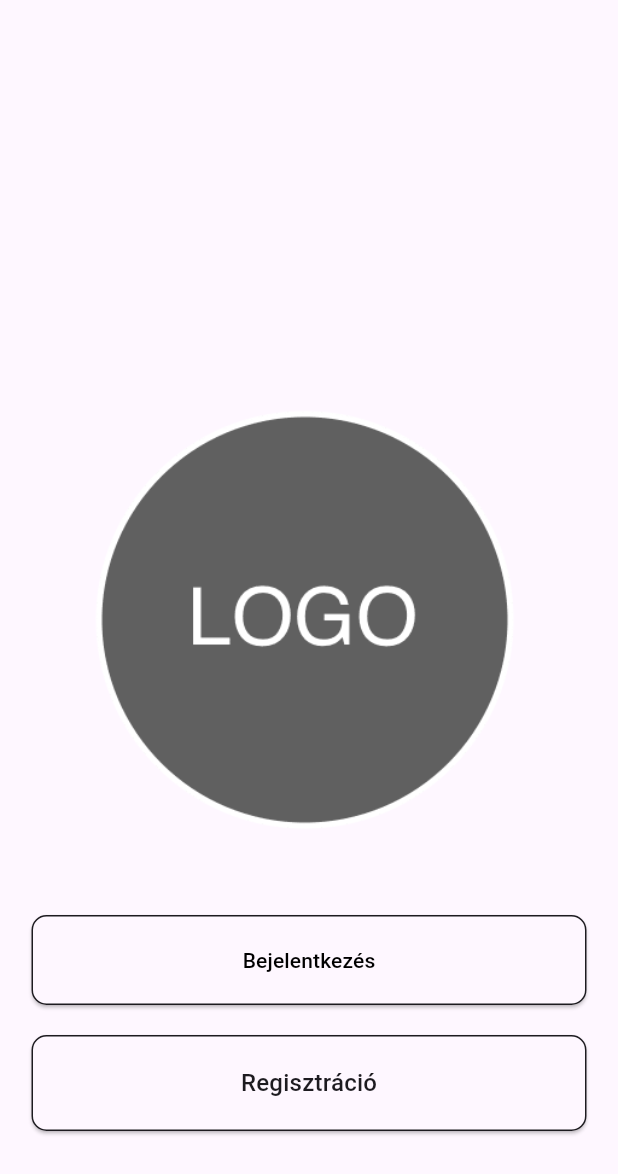
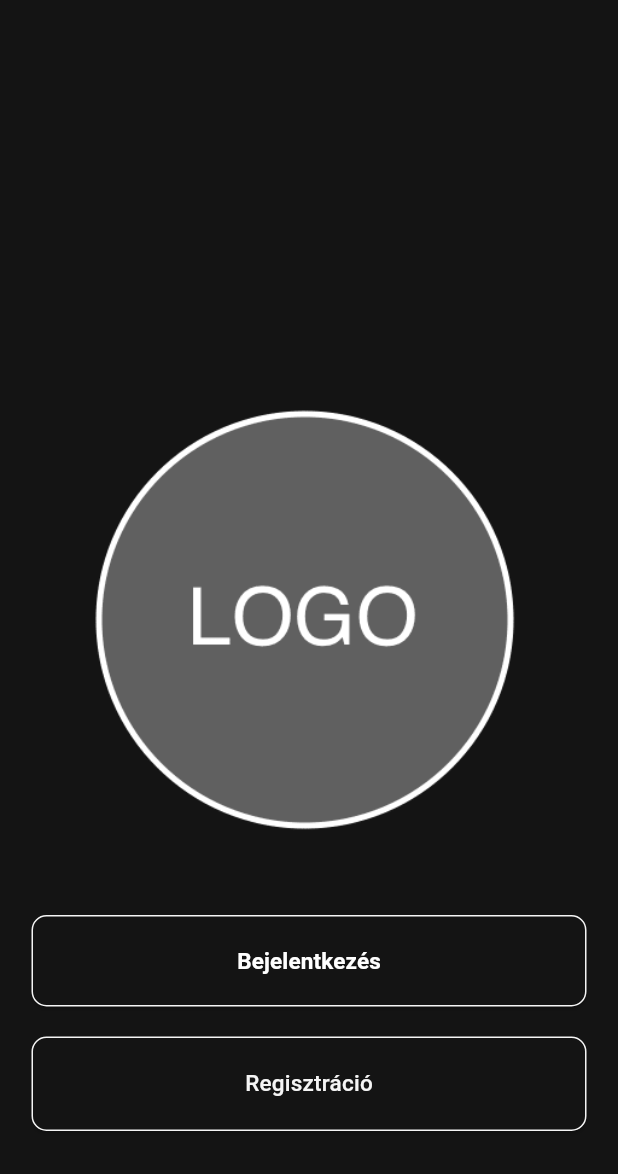
Before and after one commit to gubacsiaronmate/NeumannVerseny, a Flutter app: the screen it shows after launch, on a phone screen of 412 x 824 dp. Shown: the top 1174 px of the screen. Run offline on Flutter 3.47's test engine with Material 3 defaults, Android fonts, the light colour scheme and no system bars; our stand-ins replace appwrite, audioplayers, flutter_svg, go_router, lottie, pinput; missing offline and left inert: mailer; Roboto replaces fonts that are missing (Urbanist-SemiBold).

Commit message:
fixes after merge

```diff
--- a/lib/main.dart
+++ b/lib/main.dart
@@ -1,9 +1,16 @@
+import 'package:flutter/material.dart';
+import 'package:provider/provider.dart';
+import 'package:on_time/providers/theme_provider.dart';
 import 'package:on_time/router/router_config.dart';
-import 'package:flutter/material.dart';
-import 'package:appwrite/appwrite.dart';
+import 'package:on_time/common/common.dart';
 
 void main() {
-  runApp(const MyApp());
+  runApp(
+    ChangeNotifierProvider(
+      create: (context) => ThemeProvider(),
+      child: const MyApp(),
+    ),
+  );
 }
 
 class MyApp extends StatelessWidget {
@@ -11,14 +18,12 @@ class MyApp extends StatelessWidget {
 
   @override
   Widget build(BuildContext context) {
+    final themeProvider = Provider.of<ThemeProvider>(context);
+
     return MaterialApp.router(
-      theme: ThemeData(
-          brightness: Brightness.light,
-          useMaterial3: true,
-          primaryColor: Color(0xFF35C2C1),
-          textTheme: Typography.blackCupertino),
-      themeMode: ThemeMode.system,
-      darkTheme: ThemeData.dark(useMaterial3: true),
+      theme: Common.lightTheme,
+      darkTheme: Common.darkTheme,
+      themeMode: themeProvider.isDarkMode ? ThemeMode.dark : ThemeMode.light,
       debugShowCheckedModeBanner: false,
       routeInformationParser: router.routeInformationParser,
       routeInformationProvider: router.routeInformationProvider,
--- a/lib/router/router_config.dart
+++ b/lib/router/router_config.dart
@@ -10,8 +10,6 @@ import 'package:on_time/screens/auth/password_changed.dart';
 import 'package:on_time/screens/auth/signup_page.dart';
 import 'package:flutter/cupertino.dart';
 import 'package:go_router/go_router.dart';
-
-import '../appwrite/appwrite_service.dart';
 
 final AppwriteService _appwriteService = AppwriteService();
 
--- a/lib/screens/home_page.dart
+++ b/lib/screens/home_page.dart
@@ -1,5 +1,4 @@
 import 'package:flutter/material.dart';
-import '../appwrite/appwrite_service.dart';
 import '../common/common.dart';
 import '../services/appwrite_service.dart';
 import '../widgets/app_bar/app_bar.dart';
```
Also changed, not shown: lib/services/appwrite_service.dart (+9 -0 lines), 5 other files.
